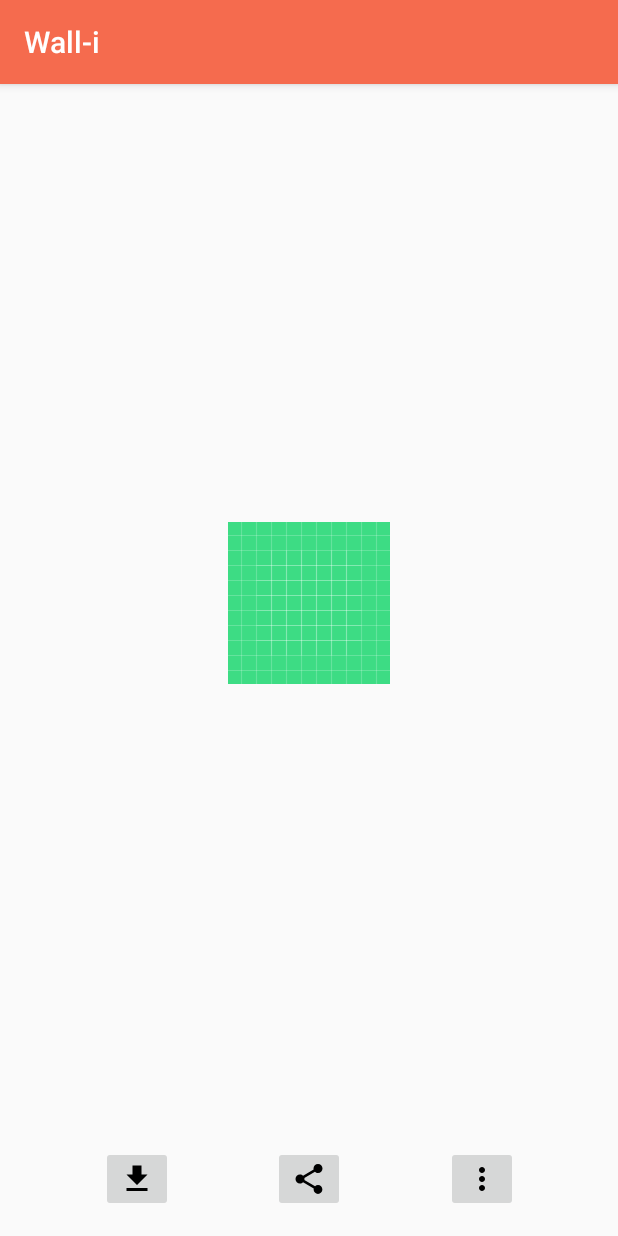
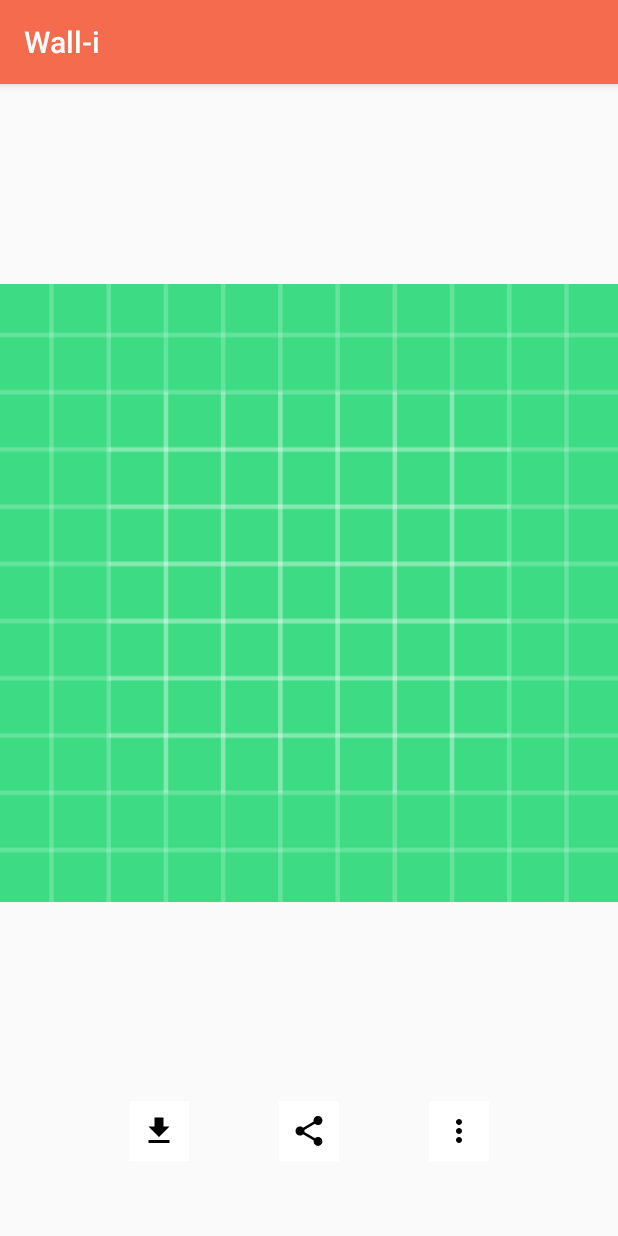
Before and after one commit to hiashutoshsingh/Wallpaper, an Android app: the Preview screen opened directly, with no data from a screen before it, on a phone screen of 412 x 824 dp. Run offline under Robolectric (Android 15) with nearby library versions, the phone set to English and light mode, and no system bars; pictures from the network do not load.

Commit message:
Preview of Images Done

```diff
--- a/app/src/main/AndroidManifest.xml
+++ b/app/src/main/AndroidManifest.xml
@@ -12,7 +12,7 @@
         android:supportsRtl="true"
         android:theme="@style/AppTheme"
         android:windowSoftInputMode="adjustPan|adjustResize">
-        <activity android:name=".view.PreviewScreen.Preview"></activity>
+        <activity android:name=".view.PreviewScreen.Preview" />
         <activity android:name=".view.SearchActivity">
             <intent-filter>
                 <action android:name="android.intent.action.MAIN" />
--- a/app/src/main/java/com/example/wall_i/view/ListingScreen/ListAdapter.kt
+++ b/app/src/main/java/com/example/wall_i/view/ListingScreen/ListAdapter.kt
@@ -26,6 +26,10 @@ class ListAdapter(var items:ArrayList<ListDataModel>,var click:onItemClick): Rec
                 .applyDefaultRequestOptions(requestoptions)
                 .load(model.img)
                 .into(mImage)
+            itemView.setOnClickListener {
+                DataClick.onclick(model,absoluteAdapterPosition)
+
+            }
 
 
 
--- a/app/src/main/java/com/example/wall_i/view/ListingScreen/ResultListingScreen.kt
+++ b/app/src/main/java/com/example/wall_i/view/ListingScreen/ResultListingScreen.kt
@@ -2,6 +2,7 @@ package com.example.wall_i.view.ListingScreen
 
 import ImageListResponse
 import ImageResponse
+import android.content.Intent
 import androidx.appcompat.app.AppCompatActivity
 import android.os.Bundle
 import android.widget.Toast
@@ -11,6 +12,7 @@ import com.example.wall_i.R
 import com.example.wall_i.data.api.ServiceBuilder
 import com.example.wall_i.model.ListDataModel
 import com.example.wall_i.utils.Constants
+import com.example.wall_i.view.PreviewScreen.Preview
 import kotlinx.android.synthetic.main.activity_result_listing_screen.*
 import retrofit2.Call
 import retrofit2.Callback
@@ -59,12 +61,11 @@ class ResultListingScreen : AppCompatActivity(),onItemClick {
 
         }
     override fun onclick(data: ListDataModel, I: Int) {
-        /* var intent= Intent(this,SingleImageActivty::class.java)
+         var intent= Intent(this,Preview::class.java)
          intent.putExtra("image",data.img)
-         intent.putExtra("Desc",data.img_name)
          startActivity(intent)
 
-         */
+
 
     }
 
--- a/app/src/main/java/com/example/wall_i/view/PreviewScreen/Preview.kt
+++ b/app/src/main/java/com/example/wall_i/view/PreviewScreen/Preview.kt
@@ -2,12 +2,23 @@ package com.example.wall_i.view.PreviewScreen
 
 import androidx.appcompat.app.AppCompatActivity
 import android.os.Bundle
+import com.bumptech.glide.Glide
+import com.bumptech.glide.request.RequestOptions
 import com.example.wall_i.R
+import kotlinx.android.synthetic.main.activity_preview.*
 
 class Preview : AppCompatActivity() {
 
     override fun onCreate(savedInstanceState: Bundle?) {
         super.onCreate(savedInstanceState)
         setContentView(R.layout.activity_preview)
+
+        var requestoptions= RequestOptions()
+            .placeholder(R.drawable.ic_launcher_foreground)
+            .error(R.drawable.ic_launcher_background)
+        Glide.with(this)
+            .applyDefaultRequestOptions(requestoptions)
+            .load(intent.getStringExtra("image"))
+            .into(preview)
     }
 }
--- a/app/src/main/res/layout/activity_preview.xml
+++ b/app/src/main/res/layout/activity_preview.xml
@@ -1,63 +1,53 @@
 <?xml version="1.0" encoding="utf-8"?>
-<androidx.constraintlayout.widget.ConstraintLayout xmlns:android="http://schemas.android.com/apk/res/android"
+<LinearLayout xmlns:android="http://schemas.android.com/apk/res/android"
     xmlns:app="http://schemas.android.com/apk/res-auto"
     xmlns:tools="http://schemas.android.com/tools"
     android:layout_width="match_parent"
     android:layout_height="match_parent"
+    android:orientation="vertical"
+    android:weightSum="5"
     tools:context=".view.PreviewScreen.Preview">
 
+    <ImageView
+        android:id="@+id/preview"
+        android:layout_width="match_parent"
+        android:layout_height="match_parent"
+        android:layout_weight="9"
+        tools:srcCompat="@tools:sample/backgrounds/scenic" />
+    <LinearLayout
+        android:layout_width="match_parent"
+        android:layout_height="50dp"
+        android:orientation="horizontal"
+        android:layout_gravity="center_horizontal"
+        android:gravity="center_horizontal"
+        android:layout_weight="1"
 
-    <androidx.constraintlayout.widget.Guideline
-        android:id="@+id/guideline2"
-        android:layout_width="wrap_content"
-        android:layout_height="wrap_content"
-        android:orientation="horizontal"
-        app:layout_constraintGuide_percent="0.9" />
+       >
+        <ImageButton
+            android:layout_width="40dp"
+            android:layout_height="40dp"
+            android:id="@+id/download"
+            android:background="#ffffff"
+            android:layout_marginHorizontal="30dp"
+            android:src="@drawable/ic_file_download_black_24dp"/>
+        <ImageButton
+            android:layout_width="40dp"
+            android:layout_height="40dp"
+            android:id="@+id/share"
+            android:background="#ffffff"
+            android:layout_marginHorizontal="30dp"
+            android:src="@drawable/ic_share_black_24dp"/>
+        <ImageButton
+            android:layout_width="40dp"
+            android:layout_height="40dp"
+            android:background="#ffffff"
+            android:layout_marginHorizontal="30dp"
+            android:id="@+id/more"
+            android:src="@drawable/ic_more_vert_black_24dp"/>
 
-    <ImageView
-        android:id="@+id/Preview"
-        android:layout_width="wrap_content"
-        android:layout_height="wrap_content"
-        app:layout_constraintBottom_toTopOf="@+id/guideline2"
-        app:layout_constraintEnd_toEndOf="parent"
-        app:layout_constraintStart_toStartOf="parent"
-        app:layout_constraintTop_toTopOf="parent"
-        app:srcCompat="@drawable/ic_launcher_background"
-        tools:ignore="VectorDrawableCompat" />
 
-    <ImageButton
-        android:id="@+id/imageButton4"
-        android:layout_width="wrap_content"
-        android:layout_height="wrap_content"
-        app:layout_constraintBottom_toBottomOf="parent"
-        app:layout_constraintEnd_toStartOf="@+id/imageButton5"
-        app:layout_constraintHorizontal_bias="0.5"
-        app:layout_constraintStart_toStartOf="parent"
-        app:layout_constraintTop_toTopOf="@+id/guideline2"
-        app:srcCompat="@drawable/ic_file_download_black_24dp"
-        tools:ignore="VectorDrawableCompat"/>
 
-    <ImageButton
-        android:id="@+id/imageButton5"
-        android:layout_width="wrap_content"
-        android:layout_height="wrap_content"
-        app:layout_constraintBottom_toBottomOf="parent"
-        app:layout_constraintEnd_toStartOf="@+id/imageButton6"
-        app:layout_constraintHorizontal_bias="0.5"
-        app:layout_constraintStart_toEndOf="@+id/imageButton4"
-        app:layout_constraintTop_toTopOf="@+id/guideline2"
-        app:srcCompat="@drawable/ic_share_black_24dp"
-        tools:ignore="VectorDrawableCompat"/>
+    </LinearLayout>
 
-    <ImageButton
-        android:id="@+id/imageButton6"
-        android:layout_width="wrap_content"
-        android:layout_height="wrap_content"
-        app:layout_constraintBottom_toBottomOf="parent"
-        app:layout_constraintEnd_toEndOf="parent"
-        app:layout_constraintHorizontal_bias="0.5"
-        app:layout_constraintStart_toEndOf="@+id/imageButton5"
-        app:layout_constraintTop_toTopOf="@+id/guideline2"
-        app:srcCompat="@drawable/ic_more_vert_black_24dp"
-        tools:ignore="VectorDrawableCompat"/>
-</androidx.constraintlayout.widget.ConstraintLayout>
+
+</LinearLayout>
```
